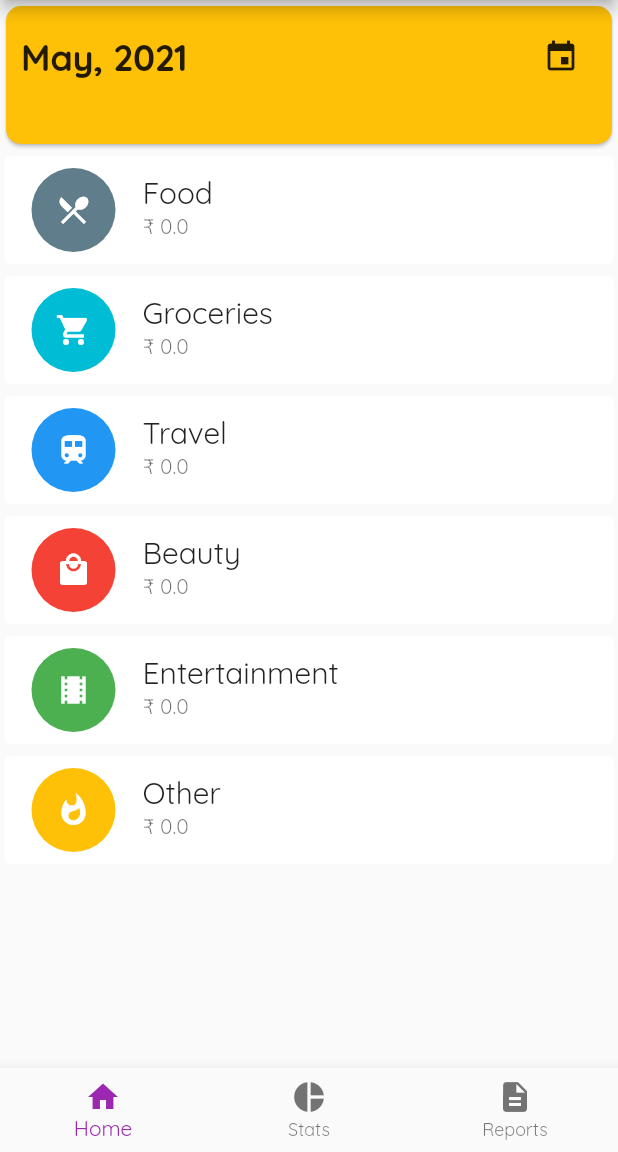
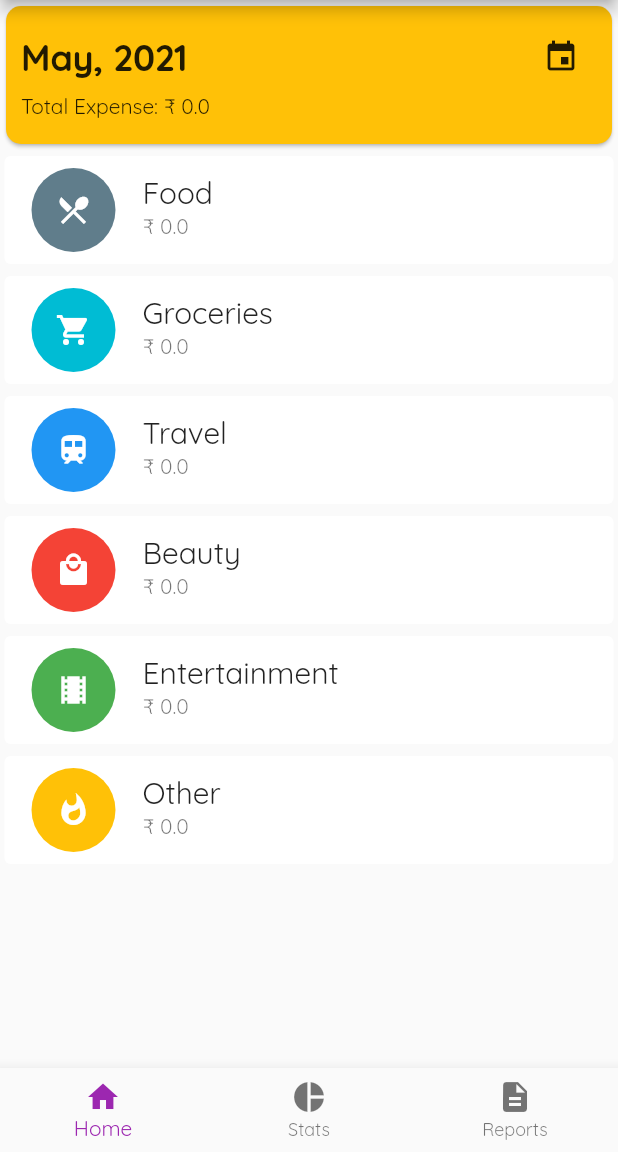
Before and after one commit to nipunvv/ExpenseTracker, a Flutter app: the screen it shows after launch, on a phone screen of 412 x 824 dp, the part 84-1236 px from its top. Run offline on Flutter 3.47's test engine with Material 2 defaults, Android fonts, the phone set to English and light mode, and no system bars; our stand-ins replace carousel_slider, fl_chart, flutter_redux, redux, redux_thunk, sqflite; accounts and stored records are empty.

Commit message:
Fix error coming when no data available

```diff
--- a/lib/main.dart
+++ b/lib/main.dart
@@ -167,6 +167,7 @@ class _MyHomePageState extends State<MyHomePage> {
                 color: Colors.amber,
                 child: Container(
                   width: double.infinity,
+                  height: 200,
                   padding: EdgeInsets.symmetric(
                     horizontal: 10,
                     vertical: 10,
@@ -200,6 +201,9 @@ class _MyHomePageState extends State<MyHomePage> {
                               'Total Expense: ₹ ${getTotalExpense(txSummary)}',
                             );
                           }
+                          return Text(
+                            'Total Expense: ₹ 0.0',
+                          );
                         },
                       ),
                     ],
@@ -244,9 +248,8 @@ class _MyHomePageState extends State<MyHomePage> {
                               '₹ ' +
                                   (txSummary[index].amount ?? 0.0).toString(),
                             );
-                          } else {
-                            return Text('₹ 0.0');
                           }
+                          return Text('₹ 0.0');
                         },
                       ),
                     ),
--- a/lib/widgets/stats/bar_chart.dart
+++ b/lib/widgets/stats/bar_chart.dart
@@ -41,6 +41,10 @@ class SummaryBarChartState extends State<SummaryBarChart> {
                     swapAnimationDuration: animDuration,
                   );
                 }
+                return Container(
+                  width: 0.0,
+                  height: 0.0,
+                );
               },
             ),
           ),
--- a/lib/widgets/stats/stats.dart
+++ b/lib/widgets/stats/stats.dart
@@ -108,6 +108,7 @@ class _StatsState extends State<Stats> {
                               'Total Expense: ₹ ${getTotalExpense(txSummary)}',
                             );
                           }
+                          return Text('Total Expense: ₹ 0.0');
                         },
                       ),
                     ],
```
